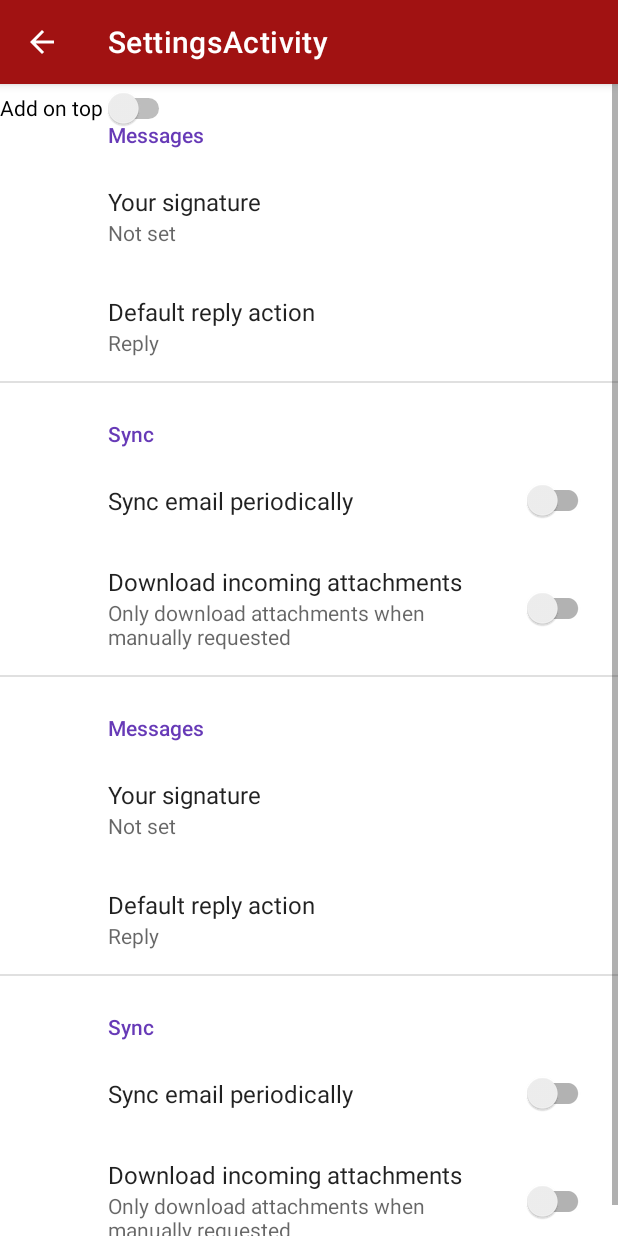
After one commit to Erebur/Essensplaner, an Android app: the SettingsActivity screen opened directly, with no data from a screen before it, on a phone screen of 412 x 824 dp. The commit adds this screen. Run offline under Robolectric (Android 15) with nearby library versions, the phone set to English and light mode, and no system bars; our stand-ins replace androidx.preference.

Commit message:
feat: settings

```diff
--- a/app/src/main/AndroidManifest.xml
+++ b/app/src/main/AndroidManifest.xml
@@ -9,6 +9,10 @@
         android:roundIcon="@mipmap/ic_launcher_round"
         android:supportsRtl="true"
         android:theme="@style/Theme.Essensplaner">
+        <activity
+            android:name=".SettingsActivity"
+            android:exported="false"
+            android:label="@string/title_activity_settings" />
         <activity
             android:name=".ui.einkaufsliste.Einkaufsliste"
             android:exported="true" />
--- /dev/null
+++ b/app/src/main/java/com/example/essensplaner/SettingsActivity.java
@@ -0,0 +1,46 @@
+package com.example.essensplaner;
+
+import android.os.Bundle;
+import android.view.View;
+import android.widget.Switch;
+
+import androidx.appcompat.app.ActionBar;
+import androidx.appcompat.app.AppCompatActivity;
+import androidx.preference.PreferenceFragmentCompat;
+
+import com.example.essensplaner.ui.einkaufsliste.Einkaufsliste;
+
+public class SettingsActivity extends AppCompatActivity {
+
+    Switch s;
+
+    @Override
+    protected void onCreate(Bundle savedInstanceState) {
+
+        super.onCreate(savedInstanceState);
+        setContentView(R.layout.settings_activity);
+        if (savedInstanceState == null) {
+            getSupportFragmentManager()
+                    .beginTransaction()
+                    .replace(R.id.settings, new SettingsFragment())
+                    .commit();
+        }
+        ActionBar actionBar = getSupportActionBar();
+        if (actionBar != null) {
+            actionBar.setDisplayHomeAsUpEnabled(true);
+        }
+        s = (Switch) findViewById(R.id.switch1);
+        s.setOnClickListener(v -> {
+            Einkaufsliste.addToTop = s.isChecked();
+        });
+    }
+
+    public static class SettingsFragment extends PreferenceFragmentCompat {
+        @Override
+        public void onCreatePreferences(Bundle savedInstanceState, String rootKey) {
+            setPreferencesFromResource(R.xml.root_preferences, rootKey);
+        }
+    }
+
+
+}
--- a/app/src/main/java/com/example/essensplaner/ui/einkaufsliste/Einkaufsliste.java
+++ b/app/src/main/java/com/example/essensplaner/ui/einkaufsliste/Einkaufsliste.java
@@ -15,11 +15,11 @@
 
 public class Einkaufsliste extends AppCompatActivity {
 
+    public static boolean addToTop = false;
     RecyclerView rvEinkaufsliste;
     ArrayList<Product> test = new ArrayList<Product>() {
         //todo add more products from db
     };
-
     EinkaufslisteAdapter einkaufslisteAdapter = new EinkaufslisteAdapter(this, test);
     EditText name;
     EditText anzahl;
@@ -50,7 +50,12 @@
     }
 
     public void btnInsertEinkauf(View view) {
-        test.add(findProduct());
+        if (!addToTop) {
+            test.add(findProduct());
+        } else {
+            test.add(0, findProduct());
+        }
+
     }
 
     private Product findProduct() {
--- /dev/null
+++ b/app/src/main/res/layout/settings_activity.xml
@@ -0,0 +1,17 @@
+<LinearLayout xmlns:android="http://schemas.android.com/apk/res/android"
+    android:layout_width="match_parent"
+    android:layout_height="match_parent">
+
+    <FrameLayout
+        android:id="@+id/settings"
+        android:layout_width="match_parent"
+        android:layout_height="match_parent" >
+
+        <Switch
+            android:id="@+id/switch1"
+            android:layout_width="wrap_content"
+            android:layout_height="wrap_content"
+            android:minHeight="32dp"
+            android:text="@string/add_on_top" />
+    </FrameLayout>
+</LinearLayout>
--- a/app/src/main/res/navigation/mobile_navigation.xml
+++ b/app/src/main/res/navigation/mobile_navigation.xml
@@ -20,4 +20,8 @@
         android:name="com.example.essensplaner.ui.einkaufsliste.Einkaufsliste"
         android:label="fragment_item_list"
         tools:layout="@layout/activity_einkaufsliste" />
+    <activity
+        android:id="@+id/settingsActivity"
+        android:name="com.example.essensplaner.SettingsActivity"
+        android:label="SettingsActivity" />
 </navigation>
--- a/app/src/main/res/values/arrays.xml
+++ b/app/src/main/res/values/arrays.xml
@@ -1,4 +1,15 @@
 <resources>
     <!-- Reply Preference -->
 
+
+    <!-- Reply Preference -->
+    <string-array name="reply_entries">
+        <item>Reply</item>
+        <item>Reply to all</item>
+    </string-array>
+
+    <string-array name="reply_values">
+        <item>reply</item>
+        <item>reply_all</item>
+    </string-array>
 </resources>
--- a/app/src/main/res/values/strings.xml
+++ b/app/src/main/res/values/strings.xml
@@ -4,8 +4,8 @@
     <string name="nav_header_subtitle" translatable="false">android.studio@android.com</string>
     <string name="nav_header_desc">Navigation header</string>
     <string name="action_settings">Settings</string>
+    <string name="menu_home">Home</string>
 
-    <string name="menu_home">Home</string>
     <!-- Strings related to login -->
     <string name="prompt_email">Email or Username</string>
     <string name="prompt_password">Password</string>
@@ -15,14 +15,20 @@
     <string name="invalid_username">Not a valid username</string>
     <string name="invalid_password">Password must be >4 characters</string>
     <string name="login_failed">"Login failed"</string>
-    <!--    not sus what so ever-->
+
+    <!--not sus what so ever-->
     <string name="akzeptieren_sie_die_agbs">Akzeptieren Sie die <a href="https://www.youtube.com/watch?v=dQw4w9WgXcQ"> AGB</a>s!</string>
     <string name="string_einkaufsliste">Einkaufsliste</string>
+
     <!-- TODO: Remove or change this placeholder text -->
     <string name="anzahl">Anzahl</string>
     <string name="produkt">Produkt</string>
     <string name="string_logout">Logout</string>
     <string name="insert">Insert</string>
+
+    <!--Settings-->
+    <string name="add_on_top">Add on top</string>
+
     <!-- Strings used for fragments for navigation -->
 
     <!-- Preference Titles -->
@@ -33,4 +39,19 @@
     <string name="rezepte">Rezepte</string>
     <string name="favorites">Favorites</string>
     <string name="planer">Planer</string>
+
+    <!-- Preference Titles -->
+    <string name="messages_header">Messages</string>
+    <string name="sync_header">Sync</string>
+
+    <!-- Messages Preferences -->
+    <string name="signature_title">Your signature</string>
+    <string name="reply_title">Default reply action</string>
+
+    <!-- Sync Preferences -->
+    <string name="sync_title">Sync email periodically</string>
+    <string name="attachment_title">Download incoming attachments</string>
+    <string name="attachment_summary_on">Automatically download attachments for incoming emails</string>
+    <string name="attachment_summary_off">Only download attachments when manually requested</string>
+    <string name="title_activity_settings">SettingsActivity</string>
 </resources>
--- /dev/null
+++ b/app/src/main/res/xml/root_preferences.xml
@@ -0,0 +1,65 @@
+<PreferenceScreen xmlns:app="http://schemas.android.com/apk/res-auto">
+
+    <PreferenceCategory app:title="@string/messages_header">
+
+        <EditTextPreference
+            app:key="signature"
+            app:title="@string/signature_title"
+            app:useSimpleSummaryProvider="true" />
+
+        <ListPreference
+            app:defaultValue="reply"
+            app:entries="@array/reply_entries"
+            app:entryValues="@array/reply_values"
+            app:key="reply"
+            app:title="@string/reply_title"
+            app:useSimpleSummaryProvider="true" />
+
+    </PreferenceCategory>
+
+    <PreferenceCategory app:title="@string/sync_header">
+
+        <SwitchPreferenceCompat
+            app:key="sync"
+            app:title="@string/sync_title" />
+
+        <SwitchPreferenceCompat
+            app:dependency="sync"
+            app:key="attachment"
+            app:summaryOff="@string/attachment_summary_off"
+            app:summaryOn="@string/attachment_summary_on"
+            app:title="@string/attachment_title" />
+
+    </PreferenceCategory>
+    <PreferenceCategory app:title="@string/messages_header">
+
+        <EditTextPreference
+            app:key="signature"
+            app:title="@string/signature_title"
+            app:useSimpleSummaryProvider="true" />
+
+        <ListPreference
+            app:defaultValue="reply"
+            app:entries="@array/reply_entries"
+            app:entryValues="@array/reply_values"
+            app:key="reply"
+            app:title="@string/reply_title"
+            app:useSimpleSummaryProvider="true" />
+
+    </PreferenceCategory>
+    <PreferenceCategory app:title="@string/sync_header">
+
+        <SwitchPreferenceCompat
+            app:key="sync"
+            app:title="@string/sync_title" />
+
+        <SwitchPreferenceCompat
+            app:dependency="sync"
+            app:key="attachment"
+            app:summaryOff="@string/attachment_summary_off"
+            app:summaryOn="@string/attachment_summary_on"
+            app:title="@string/attachment_title" />
+
+    </PreferenceCategory>
+
+</PreferenceScreen>
```
